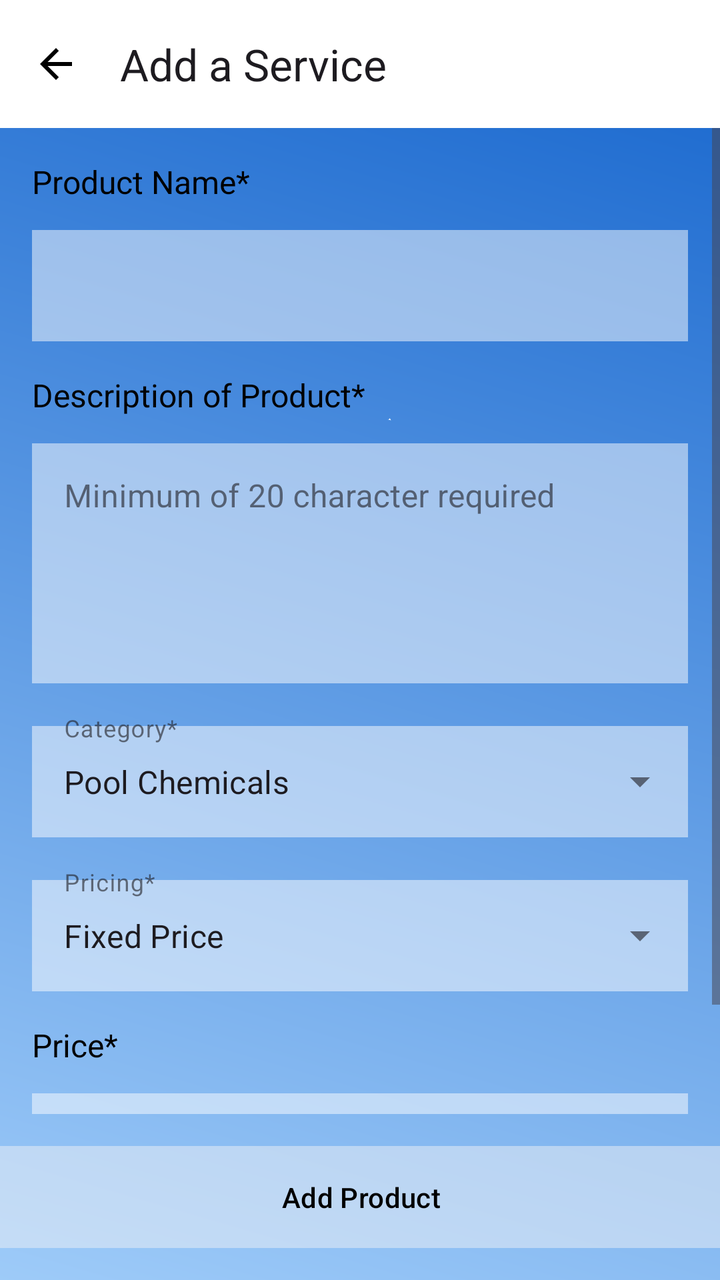
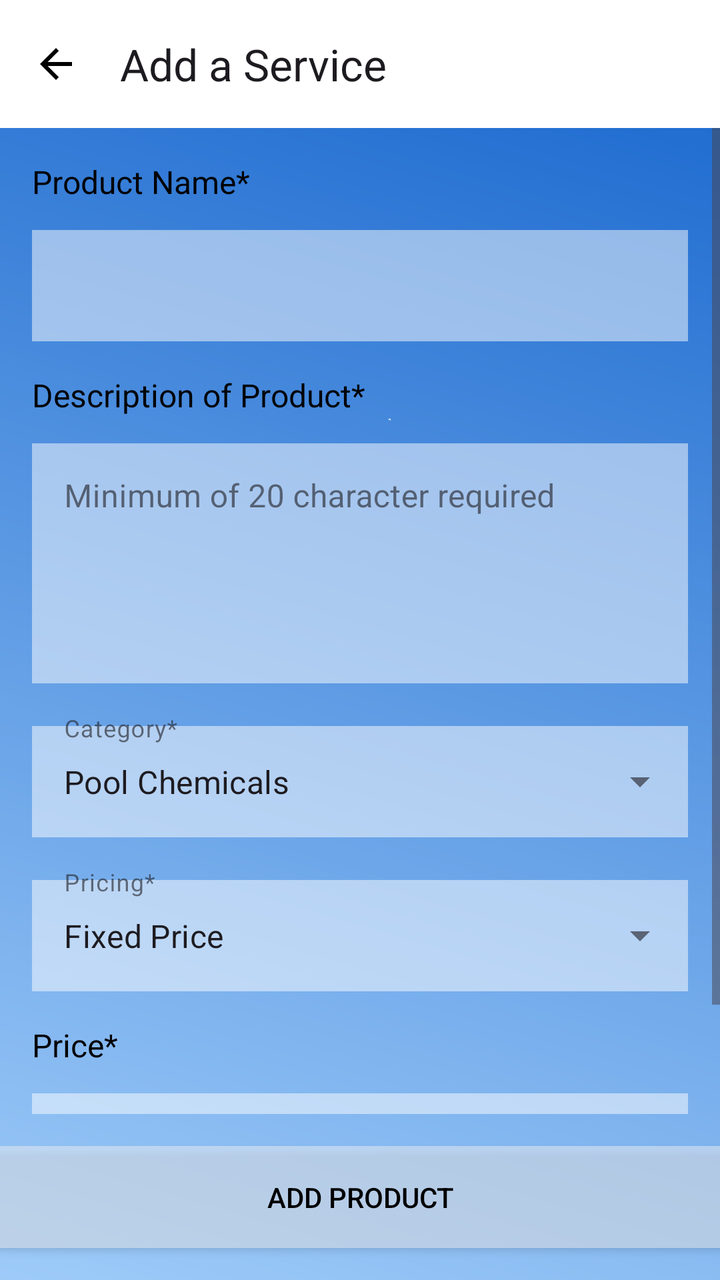

The first picture is an Android layout as it rendered before a commit; the second is the same layout after the commit. The layout source and the unified diff follow.
<!-- AndroidManifest.xml: application theme Theme.PoolApp -->
<!-- res/layout/fragment_add_service.xml -->
<?xml version="1.0" encoding="utf-8"?>
<androidx.constraintlayout.widget.ConstraintLayout
    xmlns:android="http://schemas.android.com/apk/res/android"
    xmlns:app="http://schemas.android.com/apk/res-auto"
    xmlns:tools="http://schemas.android.com/tools"
    android:layout_width="match_parent"
    android:layout_height="match_parent"
    android:background="@drawable/pbg"
    tools:context=".AddProductActivity">

    <com.google.android.material.appbar.AppBarLayout
        android:id="@+id/appBarLayout"
        android:layout_width="match_parent"
        android:layout_height="wrap_content"
        app:layout_constraintTop_toTopOf="parent">

        <com.google.android.material.appbar.MaterialToolbar
            android:id="@+id/toolbar"
            android:layout_width="match_parent"
            android:layout_height="?attr/actionBarSize"
            app:navigationIcon="@drawable/ic_arrow_back_white_24dp"
            app:navigationIconTint="@color/black"
            app:title="Add a Service" />
    </com.google.android.material.appbar.AppBarLayout>

    <com.google.android.material.button.MaterialButton
        android:id="@+id/add_product_button"
        android:layout_width="372dp"
        android:layout_height="51dp"
        android:layout_marginStart="16dp"
        android:layout_marginEnd="16dp"
        android:layout_marginBottom="16dp"
        android:text="Add Product"
        android:textColor="@android:color/black"
        app:backgroundTint="@color/off_white_background"
        android:background="@color/white_transparent_50"
        app:cornerRadius="8dp"
        app:layout_constraintBottom_toBottomOf="parent"
        app:layout_constraintEnd_toEndOf="parent"
        app:layout_constraintStart_toStartOf="parent" />

    <ScrollView
        android:layout_width="0dp"
        android:layout_height="0dp"
        android:layout_marginBottom="16dp"
        app:layout_constraintTop_toBottomOf="@id/appBarLayout"
        app:layout_constraintBottom_toTopOf="@id/add_product_button"
        app:layout_constraintStart_toStartOf="parent"
        app:layout_constraintEnd_toEndOf="parent"
        android:fillViewport="true">

        <androidx.constraintlayout.widget.ConstraintLayout
            android:layout_width="match_parent"
            android:layout_height="wrap_content"
            android:padding="16dp">

            <TextView
                android:id="@+id/label_product_name"
                android:layout_width="wrap_content"
                android:layout_height="wrap_content"
                android:text="Product Name*"
                android:textColor="@android:color/black"
                android:textSize="16sp"
                app:layout_constraintStart_toStartOf="parent"
                app:layout_constraintTop_toTopOf="parent" />

            <com.google.android.material.textfield.TextInputLayout
                android:id="@+id/input_layout_product_name"
                style="@style/Widget.MaterialComponents.TextInputLayout.OutlinedBox"
                android:layout_width="match_parent"
                android:layout_height="wrap_content"
                android:layout_marginTop="8dp"
                app:boxBackgroundColor="@android:color/white"
                app:layout_constraintTop_toBottomOf="@id/label_product_name">

                <com.google.android.material.textfield.TextInputEditText
                    android:id="@+id/edit_text_product_name"
                    android:layout_width="match_parent"
                    android:layout_height="wrap_content"
                    android:background="@color/white_transparent_50"
                    android:inputType="textCapWords" />
            </com.google.android.material.textfield.TextInputLayout>

            <TextView
                android:id="@+id/label_description"
                android:layout_width="wrap_content"
                android:layout_height="wrap_content"
                android:layout_marginTop="16dp"
                android:text="Description of Product*"
                android:textColor="@android:color/black"
                android:textSize="16sp"
                app:layout_constraintStart_toStartOf="parent"
                app:layout_constraintTop_toBottomOf="@id/input_layout_product_name" />

            <com.google.android.material.textfield.TextInputLayout
                android:id="@+id/input_layout_description"
                style="@style/Widget.MaterialComponents.TextInputLayout.OutlinedBox"
                android:layout_width="match_parent"
                android:layout_height="wrap_content"
                android:layout_marginTop="8dp"
                app:boxBackgroundColor="@android:color/white"
                app:layout_constraintTop_toBottomOf="@id/label_description">

                <com.google.android.material.textfield.TextInputEditText
                    android:id="@+id/edit_text_description"
                    android:layout_width="match_parent"
                    android:layout_height="wrap_content"
                    android:hint="Minimum of 20 character required"
                    android:inputType="textMultiLine"
                    android:minHeight="120dp"
                    android:background="@color/white_transparent_50"
                    android:gravity="top|start" />
            </com.google.android.material.textfield.TextInputLayout>

            <com.google.android.material.textfield.TextInputLayout
                android:id="@+id/dropdown_layout_category"
                style="@style/Widget.MaterialComponents.TextInputLayout.OutlinedBox.ExposedDropdownMenu"
                android:layout_width="match_parent"
                android:layout_height="wrap_content"
                android:layout_marginTop="16dp"
                android:hint="Category*"
                app:boxBackgroundColor="@android:color/white"
                app:layout_constraintTop_toBottomOf="@id/input_layout_description">

                <AutoCompleteTextView
                    android:id="@+id/dropdown_autocomplete_category"
                    android:layout_width="match_parent"
                    android:layout_height="wrap_content"
                    android:inputType="none"
                    android:background="@color/white_transparent_50"
                    android:text="Pool Chemicals" />
            </com.google.android.material.textfield.TextInputLayout>

            <com.google.android.material.textfield.TextInputLayout
                android:id="@+id/dropdown_layout_pricing"
                style="@style/Widget.MaterialComponents.TextInputLayout.OutlinedBox.ExposedDropdownMenu"
                android:layout_width="match_parent"
                android:layout_height="wrap_content"
                android:layout_marginTop="16dp"
                android:hint="Pricing*"
                app:boxBackgroundColor="@android:color/white"
                app:layout_constraintTop_toBottomOf="@id/dropdown_layout_category">

                <AutoCompleteTextView
                    android:id="@+id/dropdown_autocomplete_pricing"
                    android:layout_width="match_parent"
                    android:layout_height="wrap_content"
                    android:inputType="none"
                    android:background="@color/white_transparent_50"
                    android:text="Fixed Price" />
            </com.google.android.material.textfield.TextInputLayout>

            <TextView
                android:id="@+id/label_price"
                android:layout_width="wrap_content"
                android:layout_height="wrap_content"
                android:layout_marginTop="16dp"
                android:text="Price*"
                android:textColor="@android:color/black"
                android:textSize="16sp"
                app:layout_constraintStart_toStartOf="parent"
                app:layout_constraintTop_toBottomOf="@id/dropdown_layout_pricing" />

            <com.google.android.material.textfield.TextInputLayout
                android:id="@+id/input_layout_price"
                style="@style/Widget.MaterialComponents.TextInputLayout.OutlinedBox"
                android:layout_width="match_parent"
                android:layout_height="wrap_content"
                android:layout_marginTop="8dp"
                app:prefixText="R"
                app:boxBackgroundColor="@android:color/white"
                app:layout_constraintTop_toBottomOf="@id/label_price">

                <com.google.android.material.textfield.TextInputEditText
                    android:id="@+id/edit_text_price"
                    android:layout_width="match_parent"
                    android:layout_height="wrap_content"
                    android:text="145.00"
                    android:background="@color/white_transparent_50"
                    android:inputType="numberDecimal" />
            </com.google.android.material.textfield.TextInputLayout>

        </androidx.constraintlayout.widget.ConstraintLayout>
    </ScrollView>

</androidx.constraintlayout.widget.ConstraintLayout>
<!-- resources referenced by this layout -->
<resources>
  <color name="black">#FF000000</color>
  <color name="off_white_background">#F0F2F5</color>
  <color name="white_transparent_50">#80FFFFFF</color>
  <!-- drawable ic_arrow_back_white_24dp (drawable) -->
  <vector xmlns:android="http://schemas.android.com/apk/res/android"
      android:width="24dp"
      android:height="24dp"
      android:viewportWidth="24"
      android:viewportHeight="24"
      android:tint="#FFFFFF"> <path
      android:fillColor="@android:color/white"
      android:pathData="M20,11L7.83,11l5.59,-5.59L12,4L4,12l8,8 1.41,-1.41L7.83,13L20,13z"/>
  </vector>
  <!-- drawable pbg: png bitmap (drawable, 122204 bytes) -->
  <style name="Theme.PoolApp" parent="Theme.Material3.DayNight.NoActionBar">
  
          <item name="colorPrimary">@color/colorPrimary</item>
  
          <item name="colorPrimaryVariant">@color/colorPrimaryVariant</item>
  
          <item name="colorOnPrimary">@color/colorOnPrimary</item>
  
          <item name="colorSecondary">@color/colorSecondary</item>
  
          <item name="colorOnSecondary">@color/colorOnSecondary</item>
  
          <item name="colorSurface">@color/colorSurface</item>
  
          <item name="colorOnSurface">@color/colorOnSurface</item>
  
          <item name="android:statusBarColor" tools:targetApi="l">?attr/colorPrimaryVariant</item>
  
      </style>
  <color name="colorPrimary">#096ca7</color>
  <color name="colorPrimaryVariant">#034b75</color>
  <color name="colorOnPrimary">#FFFFFF</color>
  <color name="colorSecondary">#0A57FF</color>
  <color name="colorOnSecondary">#FFFFFF</color>
  <color name="colorSurface">#FFFFFF</color>
  <color name="colorOnSurface">#1C1B1F</color>
</resources>

<!-- the commit's change to res/layout/fragment_add_service.xml (unified diff, before → after) -->
@@ -23,7 +23,7 @@
             app:title="Add a Service" />
     </com.google.android.material.appbar.AppBarLayout>
 
-    <com.google.android.material.button.MaterialButton
+    <Button
         android:id="@+id/add_product_button"
         android:layout_width="372dp"
         android:layout_height="51dp"
@@ -71,7 +71,8 @@
                 android:layout_height="wrap_content"
                 android:layout_marginTop="8dp"
                 app:boxBackgroundColor="@android:color/white"
-                app:layout_constraintTop_toBottomOf="@id/label_product_name">
+                app:layout_constraintTop_toBottomOf="@id/label_product_name"
+                >
 
                 <com.google.android.material.textfield.TextInputEditText
                     android:id="@+id/edit_text_product_name"
